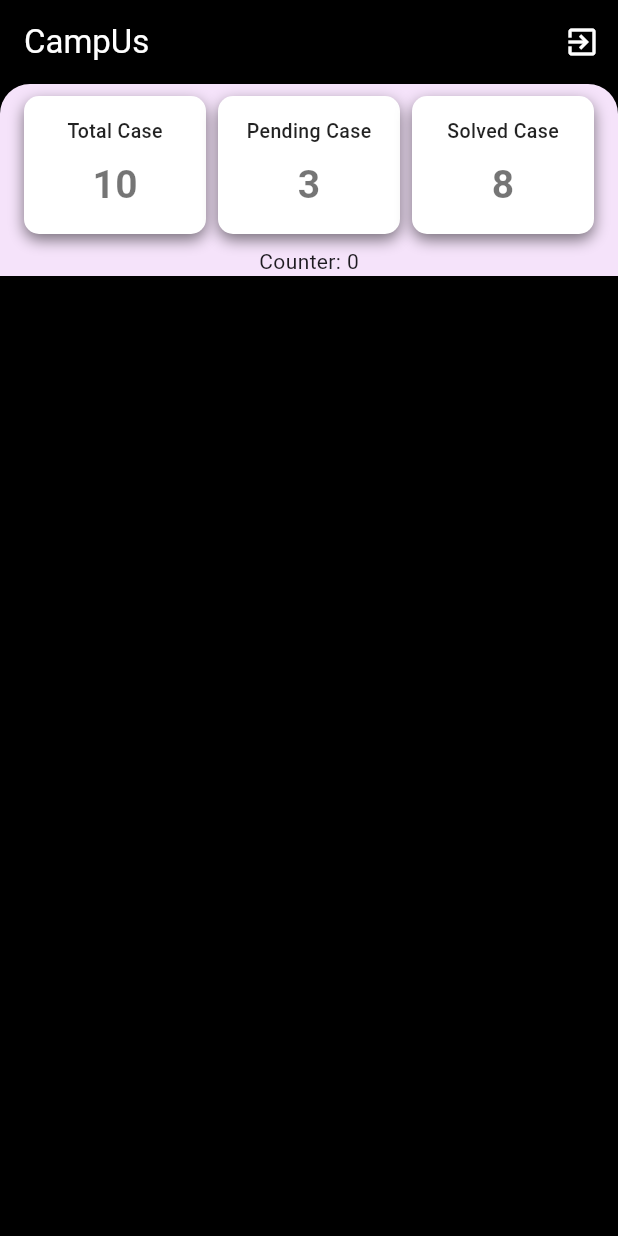
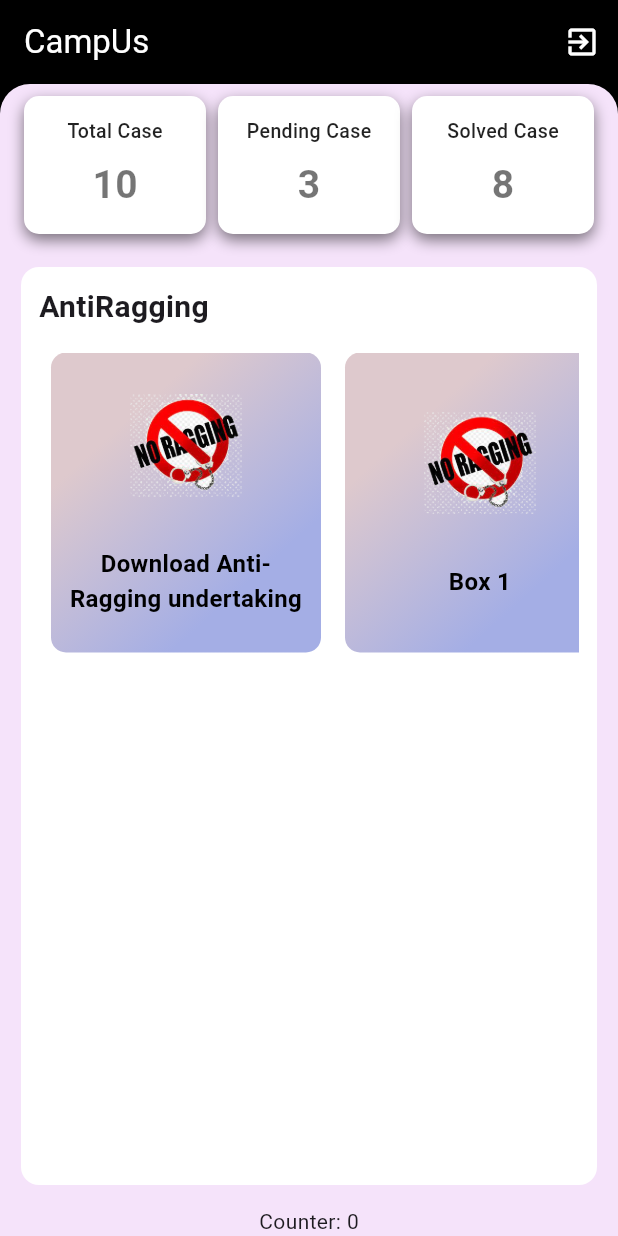
Before and after one commit to Hishammpsnhn/anti_ragging, a Flutter app: the HomeScreen screen opened directly, on a phone screen of 412 x 824 dp. Run offline on Flutter 3.47's test engine with Material 3 defaults, Android fonts, the phone set to English and light mode, and no system bars; our stand-ins replace cloud_firestore, firebase_auth, firebase_core, shared_preferences; accounts and stored records are empty.

Commit message:
anitraggin box

```diff
--- a/lib/screens/home/home_page.dart
+++ b/lib/screens/home/home_page.dart
@@ -1,4 +1,6 @@
 import 'package:anti_ragging/screens/auth/login_page.dart';
+import 'package:anti_ragging/screens/widgets/anit_ragging_boxes.dart';
+import 'package:anti_ragging/screens/widgets/top_boxes.dart';
 import 'package:flutter/material.dart';
 import 'package:firebase_auth/firebase_auth.dart';
 import 'package:shared_preferences/shared_preferences.dart';
@@ -15,7 +17,6 @@ class _HomeScreenState extends State<HomeScreen> {
   @override
   void initState() {
     super.initState();
-    // Listen for changes in the authentication state
     FirebaseAuth.instance.authStateChanges().listen((User? user) {
       setState(() {
         _user = user;
@@ -34,40 +35,46 @@ class _HomeScreenState extends State<HomeScreen> {
   Widget build(BuildContext context) {
     return Scaffold(
       body: Container(
-        color: Colors.black, // Set the background color of the entire page
+        color: Colors.black,
         child: Column(
           children: [
             AppBar(
-              backgroundColor: Colors.transparent, // Make the app bar transparent
-              title: Text(
+              backgroundColor: Colors.transparent,
+              title: const Text(
                 "CampUs",
                 style: TextStyle(color: Colors.white),
               ),
               actions: [
                 IconButton(
                   onPressed: () {
-                    // Sign out the current user
                     FirebaseAuth.instance.signOut();
                   },
-                  icon: Icon(
+                  icon: const Icon(
                     Icons.exit_to_app,
                     color: Colors.white,
                   ),
                 )
               ],
             ),
-            Container(
-              decoration: BoxDecoration(
+            Expanded(
+              child: Container(
+                decoration: const BoxDecoration(
                   color: Color(0xFFF5E3FA),
                   borderRadius: BorderRadius.only(
-                  topLeft: Radius.circular(20.0), // Adjust the radius as needed
-                  topRight: Radius.circular(20.0), // Adjust the radius as needed
+                    topLeft: Radius.circular(20.0),
+                    topRight: Radius.circular(20.0),
                   ),
                 ),
                 child: Column(
                   children: [
-                  _buildTopBoxes(),
-                  // Add the rest of your content below the top boxes
+                    TopBoxes(
+                      totalCases: 10,
+                      pendingCases: 3,
+                      solvedCases: 8,
+                    ),
+                    Expanded(
+                        child: AntiRaggingBoxes()
+                    ),
                     Center(
                       child: ValueListenableBuilder(
                         valueListenable: _counter,
@@ -79,6 +86,7 @@ class _HomeScreenState extends State<HomeScreen> {
                   ],
                 ),
               ),
+            ),
           ],
         ),
       ),
@@ -86,66 +94,6 @@ class _HomeScreenState extends State<HomeScreen> {
   }
 
 
-
-  Widget _buildTopBoxes() {
-    return Container(
-      margin: EdgeInsets.symmetric(horizontal: 16, vertical: 8),
-      child: Row(
-        mainAxisAlignment: MainAxisAlignment.spaceBetween,
-        children: [
-          Expanded(
-            child: _buildTopBox("Total Case", 10),
-          ),
-          SizedBox(width: 8), // Add spacing between boxes
-          Expanded(
-            child: _buildTopBox("Pending Case", 3),
-          ),
-          SizedBox(width: 8), // Add spacing between boxes
-          Expanded(
-            child: _buildTopBox("Solved Case", 8),
-          ),
-        ],
-      ),
-    );
-  }
-
-  Widget _buildTopBox(String text, int number) {
-    return Container(
-      padding: EdgeInsets.all(14),
-      decoration: BoxDecoration(
-        color: Colors.white,
-        boxShadow: [
-          BoxShadow(
-            color: Colors.black.withOpacity(0.5), // Darker shadow
-            blurRadius: 8, // Increase the blur radius for a stronger shadow
-            offset: Offset(0, 4),
-          ),
-        ],
-        borderRadius: BorderRadius.circular(10),
-      ),
-      child: Column(
-        crossAxisAlignment: CrossAxisAlignment.center,
-        children: [
-          Text(
-            text,
-            style: TextStyle(
-                color: Colors.black87, fontWeight: FontWeight.w500, fontSize: 13),
-          ),
-          SizedBox(height: 8),
-          Center(
-            child: Text(
-              number.toString(),
-              style: TextStyle(
-                  color: Colors.black54,
-                  fontSize: 26,
-                  fontWeight: FontWeight.w600), // Increase font size
-            ),
-          ),
-        ],
-      ),
-    );
-  }
-
   Future<void> _clearPreferences() async {
     final _sharedPrefs = await SharedPreferences.getInstance();
     await _sharedPrefs.clear();
--- /dev/null
+++ b/lib/screens/widgets/anit_ragging_boxes.dart
@@ -0,0 +1,86 @@
+import 'package:flutter/material.dart';
+
+class AntiRaggingBoxes extends StatelessWidget {
+  const AntiRaggingBoxes({Key? key}) : super(key: key);
+
+  @override
+  Widget build(BuildContext context) {
+    return Padding(
+      padding: const EdgeInsets.all(14.0),
+      child: Container(
+          padding: EdgeInsets.all(12.0),
+          decoration: BoxDecoration(
+              borderRadius: BorderRadius.circular(12.0), color: Colors.white),
+          child: Column(
+            crossAxisAlignment: CrossAxisAlignment.start,
+            children: [
+              Text(
+                'AntiRagging',
+                style: TextStyle(
+                  fontSize: 20,
+                  fontWeight: FontWeight.bold,
+                ),
+              ),
+              SizedBox(height: 16),
+              SingleChildScrollView(
+                scrollDirection: Axis.horizontal,
+                child: Row(
+                  children: [
+                    _buildRaggingBox("Download Anti-Ragging undertaking",
+                        'assets/antiRagging.png'),
+                    _buildRaggingBox("Box 1", 'assets/antiRagging.png'),
+                    _buildRaggingBox("Box 1", 'assets/antiRagging.png'),
+                  ],
+                ),
+              ),
+            ],
+          )),
+    );
+  }
+
+  Widget _buildRaggingBox(String text, String imagePath) {
+    return GestureDetector(
+      onTap: () {
+        print("clickedd");
+      },
+      child: Container(
+        margin: EdgeInsets.symmetric(horizontal: 8.0),
+        padding: EdgeInsets.all(8.0),
+        width: 180,
+        height: 200,
+        decoration: BoxDecoration(
+          gradient: LinearGradient(
+            colors: [Color(0xffdec9cd), Color(0xffa4aee5)],
+            stops: [0.25, 0.75],
+            begin: Alignment.topLeft,
+            end: Alignment.bottomRight,
+          ), // Customize the box color as needed
+          borderRadius: BorderRadius.circular(10.0),
+        ),
+        child: Center(
+          child: Column(
+            mainAxisAlignment: MainAxisAlignment.center,
+            children: [
+              Image.asset(
+                imagePath,
+                width: 75,
+                height: 75,
+                fit: BoxFit.contain,
+              ),
+              const SizedBox(height: 30),
+              Text(
+                text,
+                textAlign: TextAlign.center,
+                style: TextStyle(
+                  color: Colors.black,
+                  fontSize: 16,
+                  fontWeight: FontWeight.w700,
+                ),
+              ),
+            ],
+          ),
+        ),
+      ),
+    );
+  }
+}
--- /dev/null
+++ b/lib/screens/widgets/top_boxes.dart
@@ -0,0 +1,77 @@
+import 'package:flutter/material.dart';
+
+class TopBoxes extends StatelessWidget {
+  final int totalCases;
+  final int pendingCases;
+  final int solvedCases;
+
+  TopBoxes({
+    required this.totalCases,
+    required this.pendingCases,
+    required this.solvedCases,
+  });
+
+  @override
+  Widget build(BuildContext context) {
+    return Container(
+      margin: EdgeInsets.symmetric(horizontal: 16, vertical: 8),
+      child: Row(
+        mainAxisAlignment: MainAxisAlignment.spaceBetween,
+        children: [
+          Expanded(
+            child: _buildTopBox("Total Case", totalCases),
+          ),
+          SizedBox(width: 8),
+          Expanded(
+            child: _buildTopBox("Pending Case", pendingCases),
+          ),
+          SizedBox(width: 8),
+          Expanded(
+            child: _buildTopBox("Solved Case", solvedCases),
+          ),
+        ],
+      ),
+    );
+  }
+
+  Widget _buildTopBox(String text, int number) {
+    return Container(
+      padding: EdgeInsets.all(14),
+      decoration: BoxDecoration(
+        color: Colors.white,
+        boxShadow: [
+          BoxShadow(
+            color: Colors.black.withOpacity(0.5),
+            blurRadius: 8,
+            offset: Offset(0, 4),
+          ),
+        ],
+        borderRadius: BorderRadius.circular(10),
+      ),
+      child: Column(
+        crossAxisAlignment: CrossAxisAlignment.center,
+        children: [
+          Text(
+            text,
+            style: TextStyle(
+              color: Colors.black87,
+              fontWeight: FontWeight.w500,
+              fontSize: 13,
+            ),
+          ),
+          SizedBox(height: 8),
+          Center(
+            child: Text(
+              number.toString(),
+              style: TextStyle(
+                color: Colors.black54,
+                fontSize: 26,
+                fontWeight: FontWeight.w600,
+              ),
+            ),
+          ),
+        ],
+      ),
+    );
+  }
+}
--- a/pubspec.yaml
+++ b/pubspec.yaml
@@ -47,6 +47,8 @@ dev_dependencies:
 # following page: https://dart.dev/tools/pub/pubspec
 # The following section is specific to Flutter packages.
 flutter:
+  assets:
+    - assets/antiRagging.png
   # The following line ensures that the Material Icons font is
   # included with your application, so that you can use the icons in
   # the material Icons class.
```
Also changed, not shown: assets/antiRagging.png (added). Lines whose indentation alone changed are shown as unchanged.
